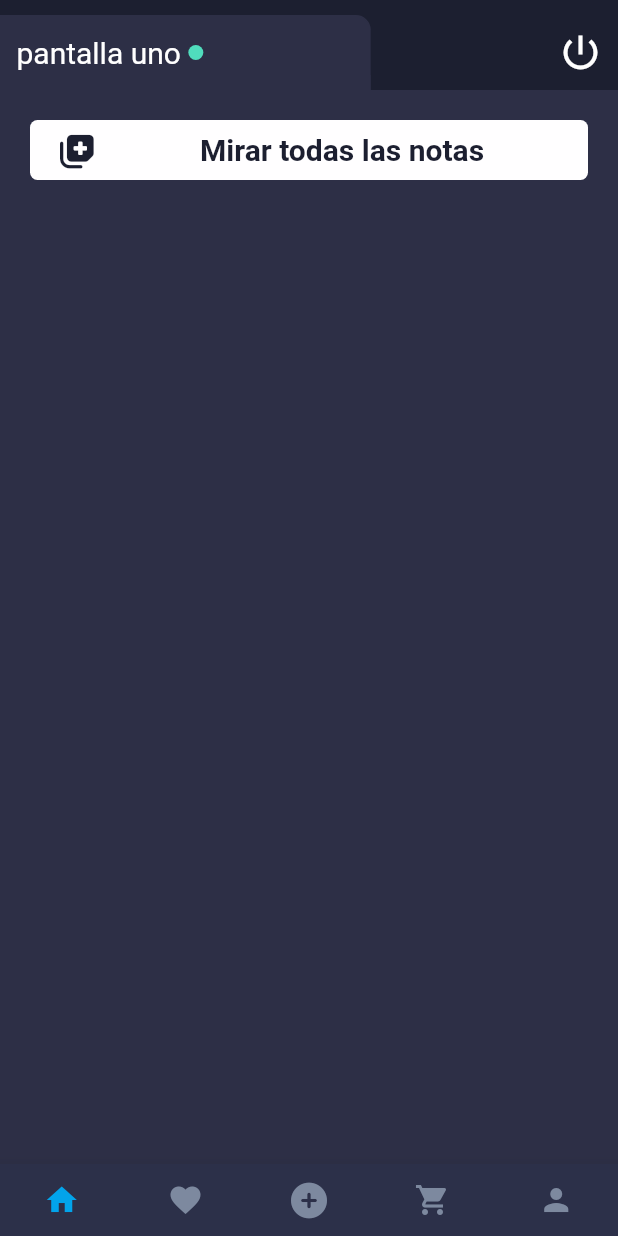
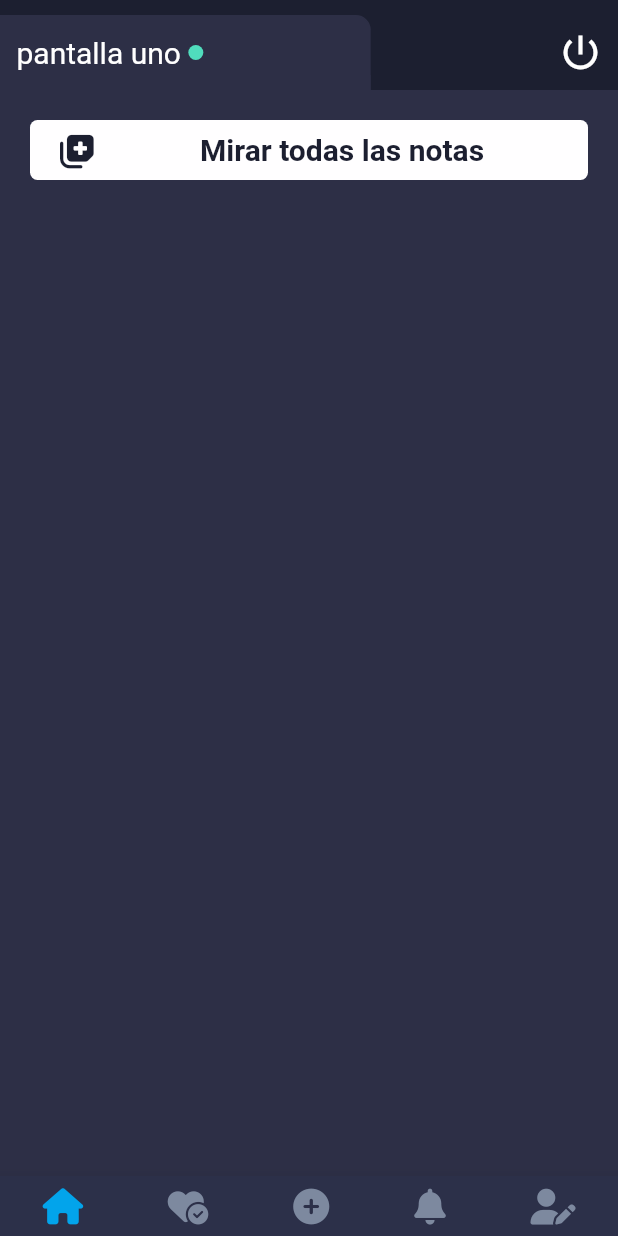
Before and after one commit to tinguar/todo-list, a Flutter app: the screen it shows after launch, on a phone screen of 412 x 824 dp. Run offline on Flutter 3.47's test engine with Material 2 defaults, Android fonts, the phone set to English and light mode, and no system bars; our stand-ins replace font_awesome_flutter.

Commit message:
bar, layout complete

```diff
--- a/lib/src/view/home.dart
+++ b/lib/src/view/home.dart
@@ -2,8 +2,10 @@ import 'package:flutter/material.dart';
 import 'package:font_awesome_flutter/font_awesome_flutter.dart';
 import 'package:provider/provider.dart';
 import 'package:to_do_list/src/style/style.dart';
+import 'package:to_do_list/src/view/layout/home/home.dart';
 
 import '../provider/provider.dart';
+import '../widget/widget.dart';
 import 'layout/home/todo.dart';
 
 class Home extends StatelessWidget {
@@ -11,18 +13,10 @@ class Home extends StatelessWidget {
     Todo(
       title: 'pantalla uno',
     ),
-    Todo(
-      title: 'pantalla dos',
-    ),
-    Todo(
-      title: 'pantalla tres',
-    ),
-    Todo(
-      title: 'pantalla cuatro',
-    ),
-    Todo(
-      title: 'pantalla cinco',
-    ),
+    Like(),
+    Add(),
+    Alert(),
+    Person()
   ];
 
   @override
@@ -37,80 +31,34 @@ class Home extends StatelessWidget {
         child: Row(
           mainAxisAlignment: MainAxisAlignment.spaceAround,
           children: [
-            IconButton(
-              icon: Icon(Icons.home),
-              onPressed: () => appStateManager.setTabIndex(0),
-              color: appStateManager.selectedIndex == 0
-                  ? ColorS.select
-                  : ColorS.selectN,
+            IconButtonNavigatorBar(
+              icon: FontAwesomeIcons.house,
+              bar: appStateManager,
+              number: 0,
             ),
-            IconButton(
-              icon: Icon(Icons.favorite),
-              onPressed: () => appStateManager.setTabIndex(1),
-              color: appStateManager.selectedIndex == 1
-                  ? ColorS.select
-                  : ColorS.selectN,
+            IconButtonNavigatorBar(
+              icon: FontAwesomeIcons.heartCircleCheck,
+              bar: appStateManager,
+              number: 1,
             ),
-            IconButton(
-              icon: FaIcon(
-                FontAwesomeIcons.circlePlus,
-              ),
-              onPressed: () => appStateManager.setTabIndex(2),
-              color: appStateManager.selectedIndex == 2
-                  ? ColorS.select
-                  : ColorS.selectN,
+            IconButtonNavigatorBar(
+              icon: FontAwesomeIcons.circlePlus,
+              bar: appStateManager,
+              number: 2,
             ),
-            IconButton(
-              icon: Icon(Icons.shopping_cart),
-              onPressed: () => appStateManager.setTabIndex(3),
-              color: appStateManager.selectedIndex == 3
-                  ? ColorS.select
-                  : ColorS.selectN,
+            IconButtonNavigatorBar(
+              icon: FontAwesomeIcons.solidBell,
+              bar: appStateManager,
+              number: 3,
             ),
-            IconButton(
-              icon: Icon(Icons.person),
-              onPressed: () => appStateManager.setTabIndex(4),
-              color: appStateManager.selectedIndex == 4
-                  ? ColorS.select
-                  : ColorS.selectN,
+            IconButtonNavigatorBar(
+              icon: FontAwesomeIcons.userPen,
+              bar: appStateManager,
+              number: 4,
             ),
           ],
         ),
       ),
-
-      // bottomNavigationBar: BottomNavigationBar(
-      //   type: BottomNavigationBarType.fixed,
-      //   elevation: 0,
-      //   backgroundColor: ColorS.backgroundB,
-      //   selectedItemColor: ColorS.select,
-      //   unselectedItemColor: ColorS.selectN,
-      //   currentIndex: appStateManager.selectedIndex,
-      //   onTap: (index) => appStateManager.setTabIndex(index),
-      //   items: const [
-      //     BottomNavigationBarItem(
-      //       icon: Icon(Icons.home),
-      //       label: '',
-      //     ),
-      //     BottomNavigationBarItem(
-      //       icon: Icon(Icons.favorite),
-      //       label: '',
-      //     ),
-      //     BottomNavigationBarItem(
-      //       icon: FaIcon(
-      //         FontAwesomeIcons.circlePlus,
-      //       ),
-      //       label: '',
-      //     ),
-      //     BottomNavigationBarItem(
-      //       icon: Icon(Icons.shopping_cart),
-      //       label: '',
-      //     ),
-      //     BottomNavigationBarItem(
-      //       icon: Icon(Icons.person),
-      //       label: '',
-      //     ),
-      //   ],
-      // ),
     );
   }
 }
--- a/lib/src/view/layout/home/home.dart
+++ b/lib/src/view/layout/home/home.dart
@@ -1 +1,5 @@
 export 'todo.dart';
+export 'person.dart';
+export 'add.dart';
+export 'alert.dart';
+export 'like.dart';
--- /dev/null
+++ b/lib/src/widget/icon_navigator.dart
@@ -0,0 +1,33 @@
+import 'package:flutter/material.dart';
+import 'package:font_awesome_flutter/font_awesome_flutter.dart';
+
+import '../provider/provider.dart';
+import '../style/style.dart';
+
+class IconButtonNavigatorBar extends StatelessWidget {
+  final NavigatorBar bar;
+  final IconData icon;
+  final int number;
+  const IconButtonNavigatorBar({
+    Key? key,
+    required this.bar,
+    required this.icon,
+    required this.number,
+  }) : super(key: key);
+
+  @override
+  Widget build(BuildContext context) {
+    return Padding(
+      padding: const EdgeInsets.all(8.0),
+      child: InkWell(
+        onTap: () => bar.setTabIndex(number),
+        splashColor: ColorS.backgroundB,
+        highlightColor: ColorS.backgroundB,
+        child: FaIcon(
+          icon,
+          color: bar.selectedIndex == number ? ColorS.select : ColorS.selectN,
+        ),
+      ),
+    );
+  }
+}
--- a/lib/src/widget/widget.dart
+++ b/lib/src/widget/widget.dart
@@ -1,3 +1,4 @@
 export 'tootil.dart';
 export 'dialogs.dart';
 export 'button.dart';
+export 'icon_navigator.dart';
```
Also changed, not shown: lib/src/view/layout/home/add.dart (added, +15 -0 lines), lib/src/view/layout/home/alert.dart (added, +15 -0 lines), lib/src/view/layout/home/like.dart (added, +15 -0 lines), lib/src/view/layout/home/person.dart (added, +15 -0 lines).
